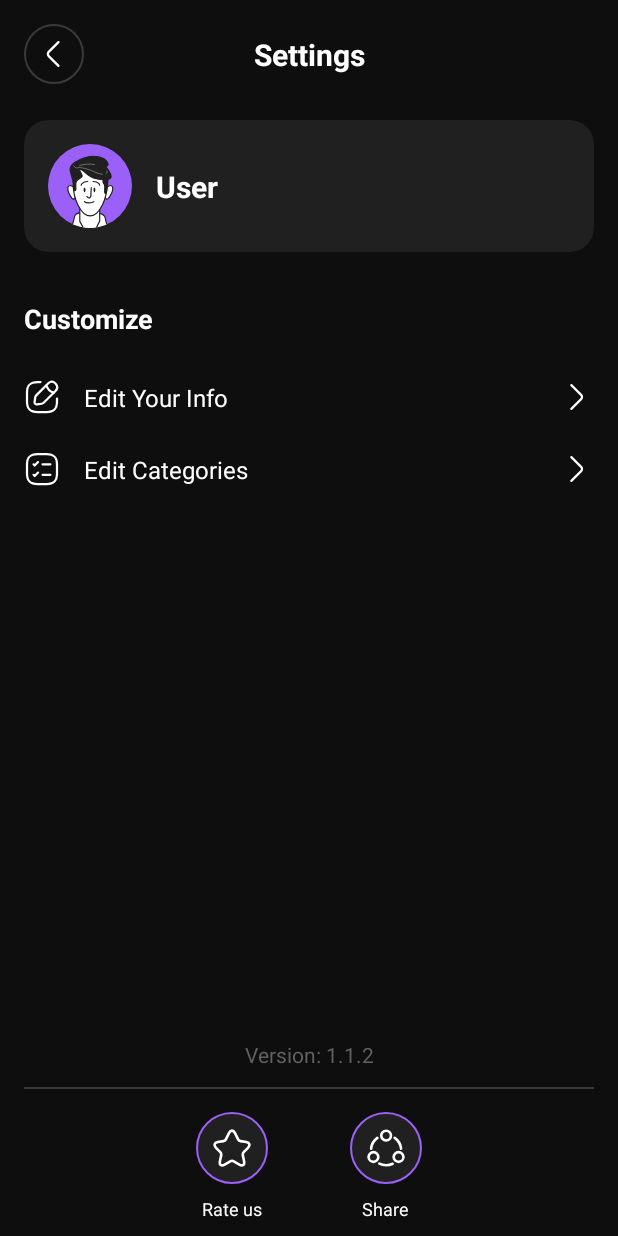
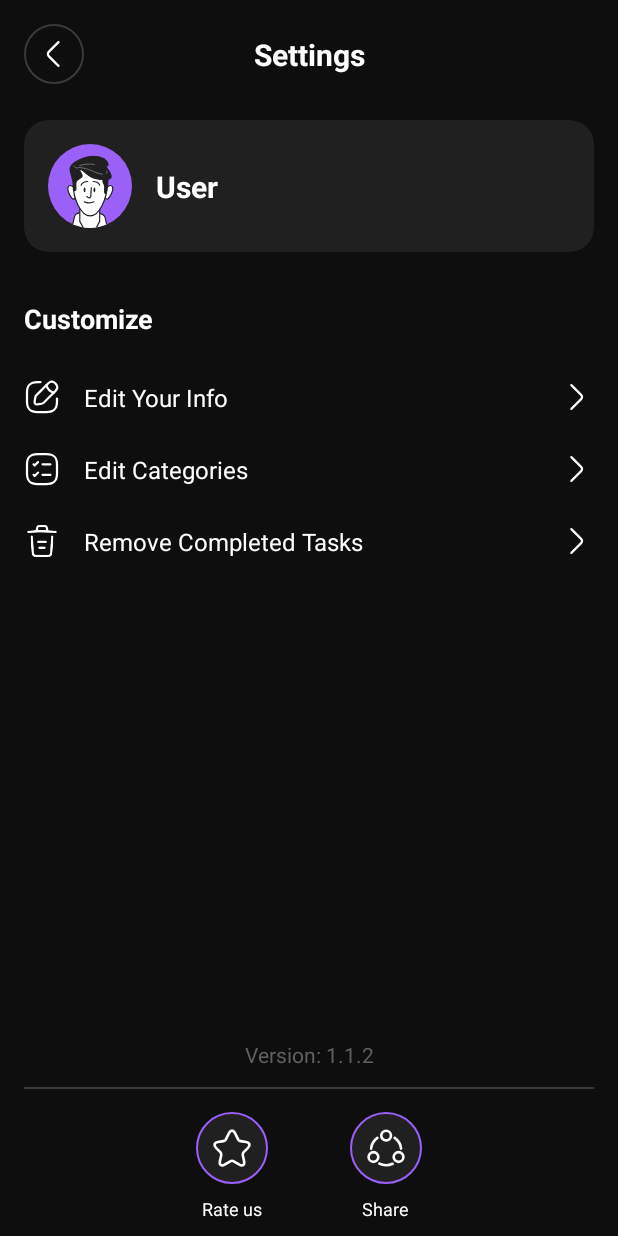
Before and after one commit to metimol/Todoshka, an Android app: the SettingsActivity screen opened directly, with no data from a screen before it, on a phone screen of 412 x 824 dp. Run offline under Robolectric (Android 15) with nearby library versions, the phone set to English and light mode, and no system bars; our stand-ins replace CircleImageView, Room's generated code.

Commit message:
Add option to remove completed tasks

```diff
--- a/app/src/main/java/com/metimol/todoshka/EditCategoriesActivity.java
+++ b/app/src/main/java/com/metimol/todoshka/EditCategoriesActivity.java
@@ -203,6 +203,9 @@ public class EditCategoriesActivity extends AppCompatActivity implements
     public void onDeleteConfirmed(ToDo task) { }
 
     @Override
+    public void onDeleteCompletedTasksConfirmed() { }
+
+    @Override
     protected void onPause() {
         super.onPause();
         saveCategoryOrder();
--- a/app/src/main/java/com/metimol/todoshka/MainViewModel.java
+++ b/app/src/main/java/com/metimol/todoshka/MainViewModel.java
@@ -112,6 +112,10 @@ public class MainViewModel extends AndroidViewModel {
         repository.delete(toDo);
     }
 
+    public void deleteCompletedTodos() {
+        repository.deleteCompletedTodos();
+    }
+
     public void updateCategoriesOrder(List<Category> categories) {
         repository.updateCategoriesOrder(categories);
     }
--- a/app/src/main/java/com/metimol/todoshka/SettingsActivity.java
+++ b/app/src/main/java/com/metimol/todoshka/SettingsActivity.java
@@ -20,12 +20,17 @@ import androidx.constraintlayout.widget.ConstraintLayout;
 import androidx.core.graphics.Insets;
 import androidx.core.view.ViewCompat;
 import androidx.core.view.WindowInsetsCompat;
+import androidx.lifecycle.ViewModelProvider;
 
-public class SettingsActivity extends AppCompatActivity {
+import com.metimol.todoshka.database.Category;
+import com.metimol.todoshka.database.ToDo;
+
+public class SettingsActivity extends AppCompatActivity implements ConfirmDeleteDialog.ConfirmDeleteListener {
 
     private SharedPreferences sharedPreferences;
     private TextView tvUserName;
     private ImageView ivAvatar;
+    private MainViewModel viewModel;
 
     @SuppressLint("SetTextI18n")
     @Override
@@ -33,10 +38,13 @@ public class SettingsActivity extends AppCompatActivity {
         super.onCreate(savedInstanceState);
         setContentView(R.layout.settings_activity);
 
+        viewModel = new ViewModelProvider(this).get(MainViewModel.class);
+
         ImageView ivBack = findViewById(R.id.ivBack);
         tvUserName = findViewById(R.id.tvUserName);
         ConstraintLayout clEditInfo = findViewById(R.id.clEditInfo);
         ConstraintLayout clEditCategories = findViewById(R.id.clEditCategories);
+        ConstraintLayout clRemoveCompletedTasks = findViewById(R.id.clRemoveCompletedTasks);
         LinearLayout rateUsButton = findViewById(R.id.rateUsButton);
         LinearLayout shareButton = findViewById(R.id.shareButton);
         ivAvatar = findViewById(R.id.ivAvatar);
@@ -56,6 +64,11 @@ public class SettingsActivity extends AppCompatActivity {
         clEditCategories.setOnClickListener(v -> {
             Intent intent = new Intent(this, EditCategoriesActivity.class);
             startActivity(intent);
+        });
+
+        clRemoveCompletedTasks.setOnClickListener(v -> {
+            ConfirmDeleteDialog dialog = ConfirmDeleteDialog.newInstance(ConfirmDeleteDialog.ACTION_DELETE_COMPLETED);
+            dialog.show(getSupportFragmentManager(), ConfirmDeleteDialog.TAG);
         });
 
         tvVersion.setText(getString(R.string.version) + " " + BuildConfig.VERSION_NAME);
@@ -126,4 +139,16 @@ public class SettingsActivity extends AppCompatActivity {
                 break;
         }
     }
+
+    @Override
+    public void onDeleteConfirmed(Category category) {}
+
+    @Override
+    public void onDeleteConfirmed(ToDo task) {}
+
+    @Override
+    public void onDeleteCompletedTasksConfirmed() {
+        viewModel.deleteCompletedTodos();
+        Toast.makeText(this, getString(R.string.completed_tasks_removed), Toast.LENGTH_SHORT).show();
+    }
 }
--- a/app/src/main/java/com/metimol/todoshka/TaskInfoActivity.java
+++ b/app/src/main/java/com/metimol/todoshka/TaskInfoActivity.java
@@ -149,4 +149,7 @@ public class TaskInfoActivity extends AppCompatActivity implements ConfirmDelete
 
     @Override
     public void onDeleteConfirmed(Category category) { }
+
+    @Override
+    public void onDeleteCompletedTasksConfirmed() { }
 }
--- a/app/src/main/java/com/metimol/todoshka/ToDoRepository.java
+++ b/app/src/main/java/com/metimol/todoshka/ToDoRepository.java
@@ -113,6 +113,10 @@ public class ToDoRepository {
         });
     }
 
+    public void deleteCompletedTodos() {
+        databaseWriteExecutor.execute(toDoDao::deleteCompletedTodos);
+    }
+
     public LiveData<List<Category>> getAllCategoriesLiveData() {
         return allCategories;
     }
--- a/app/src/main/java/com/metimol/todoshka/database/ToDoDao.java
+++ b/app/src/main/java/com/metimol/todoshka/database/ToDoDao.java
@@ -79,4 +79,7 @@ public interface ToDoDao {
 
     @Delete
     void deleteCategory(Category category);
+
+    @Query("DELETE FROM todos WHERE isCompleted = 1")
+    void deleteCompletedTodos();
 }
--- a/app/src/main/res/layout/settings_activity.xml
+++ b/app/src/main/res/layout/settings_activity.xml
@@ -203,6 +203,48 @@
                         app:tint="@color/white" />
                 </androidx.constraintlayout.widget.ConstraintLayout>
 
+                <androidx.constraintlayout.widget.ConstraintLayout
+                    android:id="@+id/clRemoveCompletedTasks"
+                    android:layout_width="match_parent"
+                    android:layout_height="wrap_content"
+                    android:paddingStart="16dp"
+                    android:paddingTop="12dp"
+                    android:paddingEnd="16dp"
+                    android:paddingBottom="12dp">
+
+                    <ImageView
+                        android:id="@+id/ivCleanIcon"
+                        android:layout_width="24dp"
+                        android:layout_height="24dp"
+                        android:contentDescription="@string/clean_icon"
+                        android:src="@drawable/ic_delete"
+                        app:layout_constraintBottom_toBottomOf="parent"
+                        app:layout_constraintStart_toStartOf="parent"
+                        app:layout_constraintTop_toTopOf="parent"
+                        app:tint="@color/white" />
+
+                    <TextView
+                        android:layout_width="wrap_content"
+                        android:layout_height="wrap_content"
+                        android:layout_marginStart="16dp"
+                        android:text="@string/remove_completed_tasks"
+                        android:textColor="@color/white"
+                        android:textSize="16sp"
+                        app:layout_constraintBottom_toBottomOf="parent"
+                        app:layout_constraintStart_toEndOf="@id/ivCleanIcon"
+                        app:layout_constraintTop_toTopOf="parent" />
+
+                    <ImageView
+                        android:layout_width="24dp"
+                        android:layout_height="24dp"
+                        android:contentDescription="@string/arrow_right"
+                        android:src="@drawable/ic_arrow_right"
+                        app:layout_constraintBottom_toBottomOf="parent"
+                        app:layout_constraintEnd_toEndOf="parent"
+                        app:layout_constraintTop_toTopOf="parent"
+                        app:tint="@color/white" />
+                </androidx.constraintlayout.widget.ConstraintLayout>
+
             </LinearLayout>
 
         </androidx.constraintlayout.widget.ConstraintLayout>
--- a/app/src/main/res/values/strings.xml
+++ b/app/src/main/res/values/strings.xml
@@ -63,4 +63,8 @@
     <string name="cannot_remove_task">Cannot remove task</string>
     <string name="version">Version:</string>
     <string name="task">task</string>
+    <string name="clean_icon">Clean Icon</string>
+    <string name="remove_completed_tasks">Remove Completed Tasks</string>
+    <string name="delete_completed_tasks_confirmation">Do you really want to delete all completed tasks? This process can\'t be undone.</string>
+    <string name="completed_tasks_removed">Completed tasks removed</string>
 </resources>
```
Also changed, not shown: app/src/main/java/com/metimol/todoshka/ConfirmDeleteDialog.java (+32 -2 lines), 2 other files.
